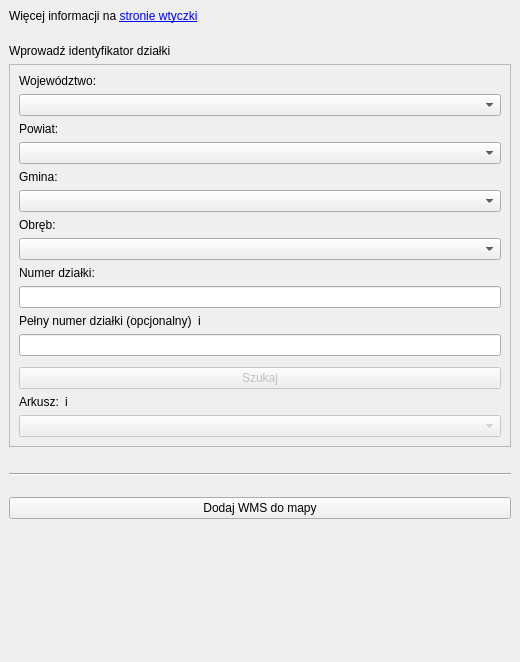
Old version of the form wyszukiwarka-gugik-uldk/plugin_dockwidget_base.ui in the repository gis-support/wyszukiwarka-gugik-uldk.
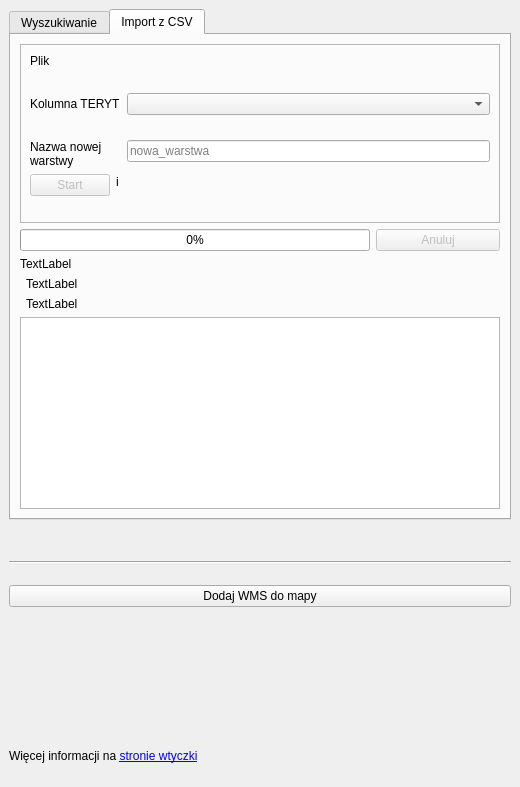
New version of the form. Custom widgets are drawn as their Qt base class.

Diff of the .ui file:
```diff
--- a/wyszukiwarka-gugik-uldk/plugin_dockwidget_base.ui
+++ b/wyszukiwarka-gugik-uldk/plugin_dockwidget_base.ui
@@ -7,7 +7,7 @@
     <x>0</x>
     <y>0</y>
     <width>520</width>
-    <height>662</height>
+    <height>787</height>
    </rect>
   </property>
   <property name="windowTitle">
@@ -16,41 +16,15 @@
   <widget class="QWidget" name="dockWidgetContents">
    <layout class="QVBoxLayout" name="verticalLayout_2">
     <item>
-     <widget class="QLabel" name="label_uldk_info">
-      <property name="text">
-       <string>&lt;html&gt;&lt;head/&gt;&lt;body&gt;&lt;p&gt;Więcej informacji na  &lt;a href=&quot;https://gis-support.pl/wyszukiwarka-dzialek-ewidencyjnych-uldk-gugik/&quot;&gt;&lt;span style=&quot; text-decoration: underline; color:#0000ff;&quot;&gt;stronie wtyczki&lt;/span&gt;&lt;/a&gt;&lt;/p&gt;&lt;/body&gt;&lt;/html&gt;</string>
+     <widget class="QTabWidget" name="tabs">
+      <property name="currentIndex">
+       <number>1</number>
       </property>
-      <property name="textFormat">
-       <enum>Qt::RichText</enum>
-      </property>
-      <property name="openExternalLinks">
-       <bool>true</bool>
-      </property>
-     </widget>
-    </item>
-    <item>
-     <spacer name="verticalSpacer_2">
-      <property name="orientation">
-       <enum>Qt::Vertical</enum>
-      </property>
-      <property name="sizeType">
-       <enum>QSizePolicy::Maximum</enum>
-      </property>
-      <property name="sizeHint" stdset="0">
-       <size>
-        <width>20</width>
-        <height>15</height>
-       </size>
-      </property>
-     </spacer>
-    </item>
-    <item>
-     <widget class="QLabel" name="label_seatch_by_teryt">
-      <property name="text">
-       <string>Wprowadź identyfikator działki</string>
-      </property>
-     </widget>
-    </item>
+      <widget class="QWidget" name="tab_search">
+       <attribute name="title">
+        <string>Wyszukiwanie</string>
+       </attribute>
+       <layout class="QVBoxLayout" name="verticalLayout_3">
     <item>
      <widget class="QFrame" name="frame">
       <property name="frameShape">
@@ -241,6 +215,247 @@
       </layout>
      </widget>
     </item>
+       </layout>
+      </widget>
+      <widget class="QWidget" name="tab_import_csv">
+       <attribute name="title">
+        <string>Import z CSV</string>
+       </attribute>
+       <layout class="QFormLayout" name="formLayout_3">
+        <item row="0" column="0" colspan="2">
+         <widget class="QFrame" name="frame_2">
+          <property name="frameShape">
+           <enum>QFrame::StyledPanel</enum>
+          </property>
+          <property name="frameShadow">
+           <enum>QFrame::Raised</enum>
+          </property>
+          <layout class="QGridLayout" name="gridLayout">
+           <item row="2" column="0">
+            <spacer name="verticalSpacer_9">
+             <property name="orientation">
+              <enum>Qt::Vertical</enum>
+             </property>
+             <property name="sizeHint" stdset="0">
+              <size>
+               <width>20</width>
+               <height>15</height>
+              </size>
+             </property>
+            </spacer>
+           </item>
+           <item row="0" column="0">
+            <layout class="QFormLayout" name="formLayout_5">
+             <item row="2" column="0">
+              <widget class="QLabel" name="label">
+               <property name="text">
+                <string>Plik</string>
+               </property>
+              </widget>
+             </item>
+             <item row="2" column="1">
+              <widget class="QgsFileWidget" name="import_csv_file_select">
+               <property name="filter">
+                <string>*.csv</string>
+               </property>
+              </widget>
+             </item>
+             <item row="3" column="1">
+              <spacer name="verticalSpacer_8">
+               <property name="orientation">
+                <enum>Qt::Vertical</enum>
+               </property>
+               <property name="sizeHint" stdset="0">
+                <size>
+                 <width>20</width>
+                 <height>13</height>
+                </size>
+               </property>
+              </spacer>
+             </item>
+             <item row="4" column="0">
+              <widget class="QLabel" name="label_2">
+               <property name="text">
+                <string>Kolumna TERYT</string>
+               </property>
+              </widget>
+             </item>
+             <item row="4" column="1">
+              <widget class="QComboBox" name="import_csv_combobox_teryt_column">
+               <property name="currentText">
+                <string/>
+               </property>
+              </widget>
+             </item>
+             <item row="5" column="1">
+              <spacer name="verticalSpacer_5">
+               <property name="orientation">
+                <enum>Qt::Vertical</enum>
+               </property>
+               <property name="sizeHint" stdset="0">
+                <size>
+                 <width>20</width>
+                 <height>13</height>
+                </size>
+               </property>
+              </spacer>
+             </item>
+             <item row="6" column="0">
+              <widget class="QLabel" name="label_3">
+               <property name="text">
+                <string>Nazwa nowej
+warstwy</string>
+               </property>
+               <property name="alignment">
+                <set>Qt::AlignLeading|Qt::AlignLeft|Qt::AlignVCenter</set>
+               </property>
+               <property name="wordWrap">
+                <bool>true</bool>
+               </property>
+              </widget>
+             </item>
+             <item row="6" column="1">
+              <widget class="QLineEdit" name="import_csv_layer_name">
+               <property name="placeholderText">
+                <string>nowa_warstwa</string>
+               </property>
+              </widget>
+             </item>
+            </layout>
+           </item>
+           <item row="1" column="0">
+            <layout class="QFormLayout" name="formLayout_6">
+             <item row="0" column="0">
+              <widget class="QPushButton" name="import_csv_start">
+               <property name="enabled">
+                <bool>false</bool>
+               </property>
+               <property name="sizePolicy">
+                <sizepolicy hsizetype="Maximum" vsizetype="Fixed">
+                 <horstretch>0</horstretch>
+                 <verstretch>0</verstretch>
+                </sizepolicy>
+               </property>
+               <property name="minimumSize">
+                <size>
+                 <width>50</width>
+                 <height>0</height>
+                </size>
+               </property>
+               <property name="text">
+                <string>Start</string>
+               </property>
+              </widget>
+             </item>
+             <item row="0" column="1">
+              <widget class="QLabel" name="label_info_import_csv">
+               <property name="maximumSize">
+                <size>
+                 <width>15</width>
+                 <height>15</height>
+                </size>
+               </property>
+               <property name="toolTip">
+                <string>Możesz ręcznie wpisać kod TERYT działki</string>
+               </property>
+               <property name="text">
+                <string>i</string>
+               </property>
+               <property name="scaledContents">
+                <bool>true</bool>
+               </property>
+              </widget>
+             </item>
+            </layout>
+           </item>
+          </layout>
+         </widget>
+        </item>
+        <item row="5" column="0">
+         <widget class="QProgressBar" name="import_csv_progress">
+          <property name="sizePolicy">
+           <sizepolicy hsizetype="Minimum" vsizetype="Fixed">
+            <horstretch>0</horstretch>
+            <verstretch>0</verstretch>
+           </sizepolicy>
+          </property>
+          <property name="minimumSize">
+           <size>
+            <width>350</width>
+            <height>0</height>
+           </size>
+          </property>
+          <property name="value">
+           <number>0</number>
+          </property>
+         </widget>
+        </item>
+        <item row="5" column="1">
+         <widget class="QPushButton" name="import_csv_cancel">
+          <property name="enabled">
+           <bool>false</bool>
+          </property>
+          <property name="sizePolicy">
+           <sizepolicy hsizetype="Minimum" vsizetype="Fixed">
+            <horstretch>0</horstretch>
+            <verstretch>0</verstretch>
+           </sizepolicy>
+          </property>
+          <property name="text">
+           <string>Anuluj</string>
+          </property>
+         </widget>
+        </item>
+        <item row="6" column="0">
+         <widget class="QLabel" name="import_csv_label_status">
+          <property name="text">
+           <string>TextLabel</string>
+          </property>
+         </widget>
+        </item>
+        <item row="7" column="0">
+         <widget class="QLabel" name="import_csv_label_found_count">
+          <property name="text">
+           <string>TextLabel</string>
+          </property>
+          <property name="indent">
+           <number>6</number>
+          </property>
+         </widget>
+        </item>
+        <item row="8" column="0">
+         <widget class="QLabel" name="import_csv_label_not_found_count">
+          <property name="text">
+           <string>TextLabel</string>
+          </property>
+          <property name="indent">
+           <number>6</number>
+          </property>
+         </widget>
+        </item>
+        <item row="11" column="0" colspan="2">
+         <widget class="QTableWidget" name="import_csv_table_errors"/>
+        </item>
+       </layout>
+      </widget>
+     </widget>
+    </item>
+    <item>
+     <spacer name="verticalSpacer_2">
+      <property name="orientation">
+       <enum>Qt::Vertical</enum>
+      </property>
+      <property name="sizeType">
+       <enum>QSizePolicy::Maximum</enum>
+      </property>
+      <property name="sizeHint" stdset="0">
+       <size>
+        <width>20</width>
+        <height>15</height>
+       </size>
+      </property>
+     </spacer>
+    </item>
     <item>
      <spacer name="verticalSpacer_6">
       <property name="orientation">
@@ -316,9 +531,45 @@
       </property>
      </spacer>
     </item>
+    <item>
+     <widget class="QLabel" name="label_uldk_info">
+      <property name="text">
+       <string>&lt;html&gt;&lt;head/&gt;&lt;body&gt;&lt;p&gt;Więcej informacji na  &lt;a href=&quot;https://gis-support.pl/wyszukiwarka-dzialek-ewidencyjnych-uldk-gugik/&quot;&gt;&lt;span style=&quot; text-decoration: underline; color:#0000ff;&quot;&gt;stronie wtyczki&lt;/span&gt;&lt;/a&gt;&lt;/p&gt;&lt;/body&gt;&lt;/html&gt;</string>
+      </property>
+      <property name="textFormat">
+       <enum>Qt::RichText</enum>
+      </property>
+      <property name="openExternalLinks">
+       <bool>true</bool>
+      </property>
+     </widget>
+    </item>
+    <item>
+     <spacer name="verticalSpacer_10">
+      <property name="orientation">
+       <enum>Qt::Vertical</enum>
+      </property>
+      <property name="sizeType">
+       <enum>QSizePolicy::Maximum</enum>
+      </property>
+      <property name="sizeHint" stdset="0">
+       <size>
+        <width>20</width>
+        <height>15</height>
+       </size>
+      </property>
+     </spacer>
+    </item>
    </layout>
   </widget>
  </widget>
+ <customwidgets>
+  <customwidget>
+   <class>QgsFileWidget</class>
+   <extends>QWidget</extends>
+   <header>qgsfilewidget.h</header>
+  </customwidget>
+ </customwidgets>
  <resources/>
  <connections/>
 </ui>
```
Lines whose indentation alone changed are shown as unchanged.
